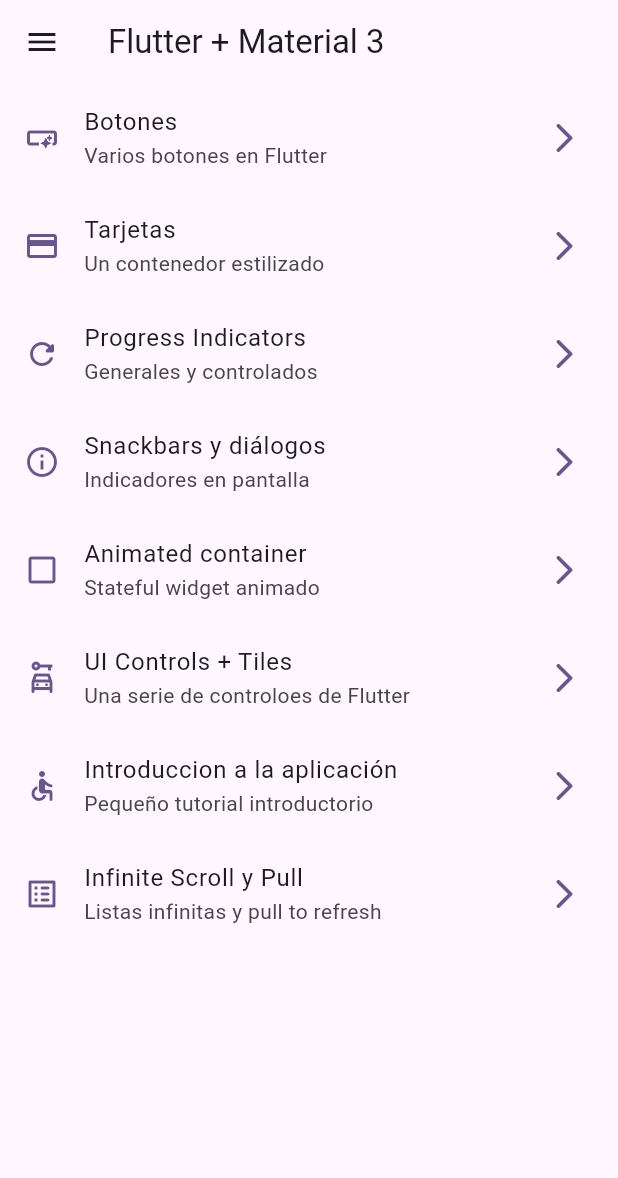
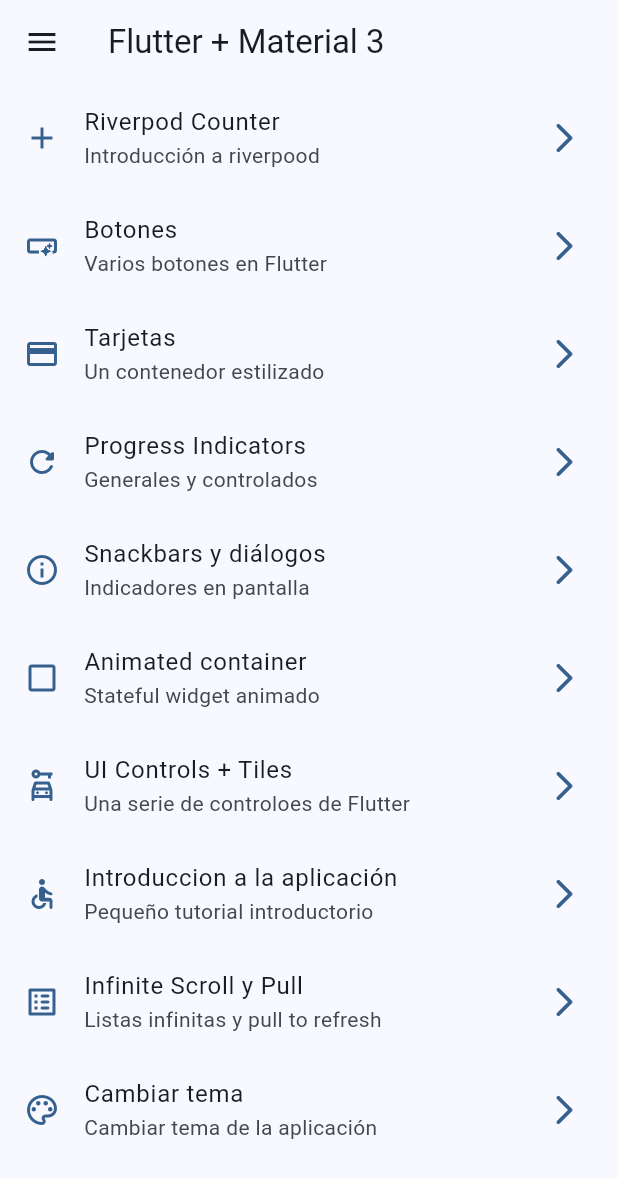
Before and after one commit to ctm187523/FlutterWidgets, a Flutter app: the screen it shows after launch, on a phone screen of 412 x 824 dp. Shown: the top 1178 px of the screen. Run offline on Flutter 3.47's test engine with Material 2 defaults, Android fonts, the phone set to English and light mode, and no system bars; our stand-ins replace animate_do, flutter_riverpod, go_router.

Commit message:
antrs de state notifier

```diff
--- a/lib/config/menu/menu_items.dart
+++ b/lib/config/menu/menu_items.dart
@@ -20,6 +20,12 @@ class MenuItem {
 
 const appMenuItems = <MenuItem>[
 
+ MenuItem(
+    title: 'Riverpod Counter',
+    subTitle: 'Introducción a riverpood',
+    link: '/counter_screen',
+    icon: Icons.add
+  ),
   MenuItem(
     title: 'Botones',
     subTitle: 'Varios botones en Flutter',
@@ -70,4 +76,14 @@ const appMenuItems = <MenuItem>[
     link: '/infinite',
     icon: Icons.list_alt_rounded
   ),
+   MenuItem(
+    title: 'Cambiar tema',
+    subTitle: 'Cambiar tema de la aplicación',
+    link: '/theme-changer',
+    icon: Icons.color_lens_outlined
+  ),
+
+
+
+
 ];
--- a/lib/config/router/app_router.dart
+++ b/lib/config/router/app_router.dart
@@ -39,6 +39,12 @@ final appRouter = GoRouter(
       builder: (context, state) => const AnimatedScreen(), //widget al que nos dirigimos
     ),
 
+      GoRoute(
+      path: '/ui-controls',
+      name: UIControlsScreen.name,
+      builder: (context, state) => const UIControlsScreen(),
+    ),
+
     GoRoute(
       name: AppTutorialScreen.name, //el name es opcional cogemos el name del atributo estatico de la clase
       path: '/tutorial',
@@ -49,5 +55,15 @@ final appRouter = GoRouter(
       path: '/infinite',
       builder: (context, state) => const InfiniteScrollScreen(), //widget al que nos dirigimos
     ),
+     GoRoute(
+      name: CounterScreen.name, //el name es opcional cogemos el name del atributo estatico de la clase
+      path: '/counter_screen',
+      builder: (context, state) => const CounterScreen(), //widget al que nos dirigimos
+    ),
+     GoRoute(
+      name: ThemeChangerScreen.name, //el name es opcional cogemos el name del atributo estatico de la clase
+      path: '/theme-changer',
+      builder: (context, state) => const ThemeChangerScreen(), //widget al que nos dirigimos
+    ),
   ],
 );
--- a/lib/config/theme/app_theme.dart
+++ b/lib/config/theme/app_theme.dart
@@ -17,19 +17,21 @@ class AppTheme {
 
   //atributos
   final int selectedColor;
+  final bool isDarkmode;
 
   //constructor
   AppTheme({
-
-    this.selectedColor = 0
-
+    this.selectedColor = 0,
+    this.isDarkmode = false,
     }): assert (selectedColor >= 0, 'Selecter color must be greater than 0' ),
          assert (selectedColor < colorList.length,
           'Selecter color must be less or equal than ${ colorList.length -1}' );
 
-    //funcion que devuelve un ThemeData
+
+   //funcion que devuelve un ThemeData
     ThemeData getTheme() => ThemeData(
       useMaterial3: true,
+      brightness: isDarkmode ? Brightness.dark : Brightness.light, //si el boolean es true lo ponemos en modo oscuro en caso contrario modo light
       colorSchemeSeed: colorList[ selectedColor ],
       //ponemos las propiedades para el AppBar
       appBarTheme: const AppBarTheme(
--- a/lib/main.dart
+++ b/lib/main.dart
@@ -1,23 +1,40 @@
 import 'package:flutter/material.dart';
 import 'package:widgets_app/config/router/app_router.dart';
 import 'package:widgets_app/config/theme/app_theme.dart';
+import 'package:flutter_riverpod/flutter_riverpod.dart';
+import 'package:widgets_app/presentation/providers/theme_provider.dart';
 
+//instalamos riverpod , lo he instaldo en pubspec con--> flutter pub add flutter_riverpod dev:custom_lint dev:riverpod_lint riverpod_annotation dev:build_runner dev:riverpod_generator
+//para manejar el estado envolvemos el main con ProviderScope para mantener una
+//referencia a todos los providers
+void main() {
 
-void main() {
-  runApp(const MainApp());
+  runApp(
+    const ProviderScope(
+      child: MainApp()
+    )
+  );
 }
 
-class MainApp extends StatelessWidget {
+//usamos ConsumerWidget para recibir el estado de Riverppod
+class MainApp extends ConsumerWidget {
   const MainApp({super.key});
 
+//añadimos en los parametros del buidl WidgetRef al heredar de ConsumerWidget para obtener los estados que necesitemos
   @override
-  Widget build(BuildContext context) {
+  Widget build(BuildContext context, WidgetRef ref) {
+
+    //recibimos el estado de Riverppod
+    final int selectedColor = ref.watch(selectedColorProvider);
+    final bool isDarkmode = ref.watch(isDarkmodeProvider);
+
     //ponemos MaterialApp.router para configurar el router si usamos go_route, homeScreen es la ruta inicial '/'
     return MaterialApp.router(
       title: 'Flutter Widgets', //titulo de la aplicacion
       routerConfig: appRouter, //usamos la definicion de routes de go_router creada en config/router/app_router
       debugShowCheckedModeBanner: false,
-      theme: AppTheme(selectedColor: 5).getTheme(), //usamos la clase creada para el theme
+      //usamos el estado obtenido arriba para cambiar el color seleccionado y el tema dark o light
+      theme: AppTheme(selectedColor: selectedColor, isDarkmode: isDarkmode).getTheme(), //usamos la clase creada para el theme seleccionamos el color y el tema oscuro o claro
 
       //creamos las rutas para la navegacion entre pantallas5
       //LO COMENTAMOS PORQUE USO go_route
--- /dev/null
+++ b/lib/presentation/providers/counter_provider.dart
@@ -0,0 +1,5 @@
+
+import 'package:flutter_riverpod/flutter_riverpod.dart';
+
+//usamos StateProvier de Riverpood, sera un proveedor de un estado, tema, valor numerico, etc
+final counterProvider = StateProvider<int>((ref) => 5);
--- /dev/null
+++ b/lib/presentation/providers/theme_provider.dart
@@ -0,0 +1,15 @@
+
+
+import 'package:flutter_riverpod/flutter_riverpod.dart';
+import 'package:widgets_app/config/theme/app_theme.dart';
+
+//usamos StateProvier de Riverpood, sera un proveedor de un estado, tema, valor numerico, etc
+final isDarkmodeProvider = StateProvider<bool>((ref) => false);
+
+//listado de colores inmutables, usamos el listado de colores creado en el app_theme -> config/theme/app_theme
+//usamos Provider para que no se pueda cambiar, el StateProvider si se puede cambiar
+//lo que queremos es obtener el listado de colores en nuestros widgets a traves del estado
+final colorListProvider = Provider((ref) => colorList);
+
+//creamos un estado para poder seleccionar los diferentes colores de la lista en theme_changer_screen
+final selectedColorProvider = StateProvider((ref) => 0);
--- a/lib/presentation/screens/screens.dart
+++ b/lib/presentation/screens/screens.dart
@@ -6,8 +6,10 @@ export 'package:widgets_app/presentation/screens/animated/animated_screen.dart';
 export 'package:widgets_app/presentation/screens/app_tutorial/app_tutorial_screen.dart';
 export 'package:widgets_app/presentation/screens/buttons/buttons_screens.dart';
 export 'package:widgets_app/presentation/screens/cards/cards_screen.dart';
+export 'package:widgets_app/presentation/screens/counter/counter_screen.dart';
 export 'package:widgets_app/presentation/screens/home/home_screen.dart';
 export 'package:widgets_app/presentation/screens/infinite_scroll/infinite_scroll_screen.dart';
 export 'package:widgets_app/presentation/screens/progress/progress_screen.dart';
 export 'package:widgets_app/presentation/screens/snackbar/snackbar_screen.dart';
+export 'package:widgets_app/presentation/screens/theme_changer_screen.dart';
 export 'package:widgets_app/presentation/screens/ui_controls/ui_controls_screen.dart';
--- a/pubspec.yaml
+++ b/pubspec.yaml
@@ -10,13 +10,19 @@ dependencies:
   animate_do: ^3.0.2
   flutter:
     sdk: flutter
+  flutter_riverpod: ^2.3.6
   go_router: ^7.0.0
+  riverpod_annotation: ^2.1.1
 
 dev_dependencies:
   animated_toggle_switch: ^0.6.2
+  build_runner: ^2.3.3
+  custom_lint: ^0.4.0
   flutter_lints: ^2.0.0
   flutter_test:
     sdk: flutter
+  riverpod_generator: ^2.2.3
+  riverpod_lint: ^1.3.2
 
 flutter:
   uses-material-design: true
```
Also changed, not shown: lib/presentation/screens/counter/counter_screen.dart (added, +61 -0 lines), lib/presentation/screens/theme_changer_screen.dart (added, +75 -0 lines), pubspec.lock.
